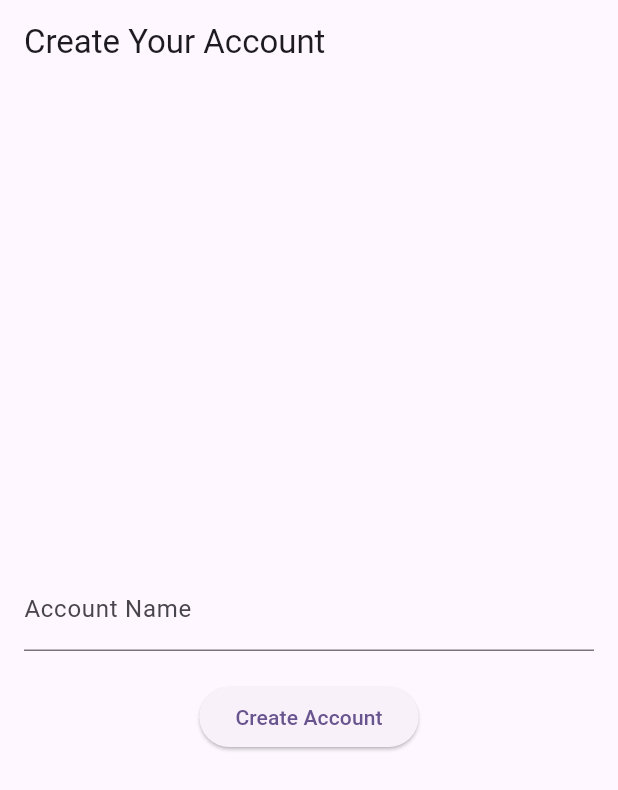
After one commit to JasicMila/budgeting_saving_app, a Flutter app: the AccountsPage screen opened directly, on a phone screen of 412 x 824 dp. The commit adds this screen. Shown: the top 790 px of the screen. Run offline on Flutter 3.47's test engine with Material 3 defaults, Android fonts, the phone set to English and light mode, and no system bars; our stand-ins replace firebase_auth, firebase_core, flutter_dotenv; accounts and stored records are empty.

Commit message:
creation of accounts page and redirecting to accounts after registration

```diff
--- /dev/null
+++ b/lib/src/views/screens/accounts_page.dart
@@ -0,0 +1,48 @@
+import 'package:flutter/material.dart';
+
+class AccountsPage extends StatefulWidget {
+  const AccountsPage({super.key});
+
+  @override
+  AccountsPageState createState() => AccountsPageState();
+}
+
+class AccountsPageState extends State<AccountsPage> {
+  final TextEditingController accountNameController = TextEditingController();
+
+  @override
+  Widget build(BuildContext context) {
+    return Scaffold(
+      appBar: AppBar(
+        title: const Text("Create Your Account"),
+      ),
+      body: Padding(
+        padding: const EdgeInsets.all(16.0),
+        child: Column(
+          mainAxisAlignment: MainAxisAlignment.center,
+          children: <Widget>[
+            TextFormField(
+              controller: accountNameController,
+              decoration: const InputDecoration(labelText: 'Account Name'),
+            ),
+            const SizedBox(height: 20),
+            ElevatedButton(
+              onPressed: () {
+                // Here, you would add the logic to create the account
+                // For now, we'll just pop back to the previous screen
+                Navigator.pop(context);
+              },
+              child: const Text('Create Account'),
+            ),
+          ],
+        ),
+      ),
+    );
+  }
+
+  @override
+  void dispose() {
+    accountNameController.dispose();
+    super.dispose();
+  }
+}
```
Also changed, not shown: lib/src/views/screens/registration_page.dart (+5 -4 lines).
